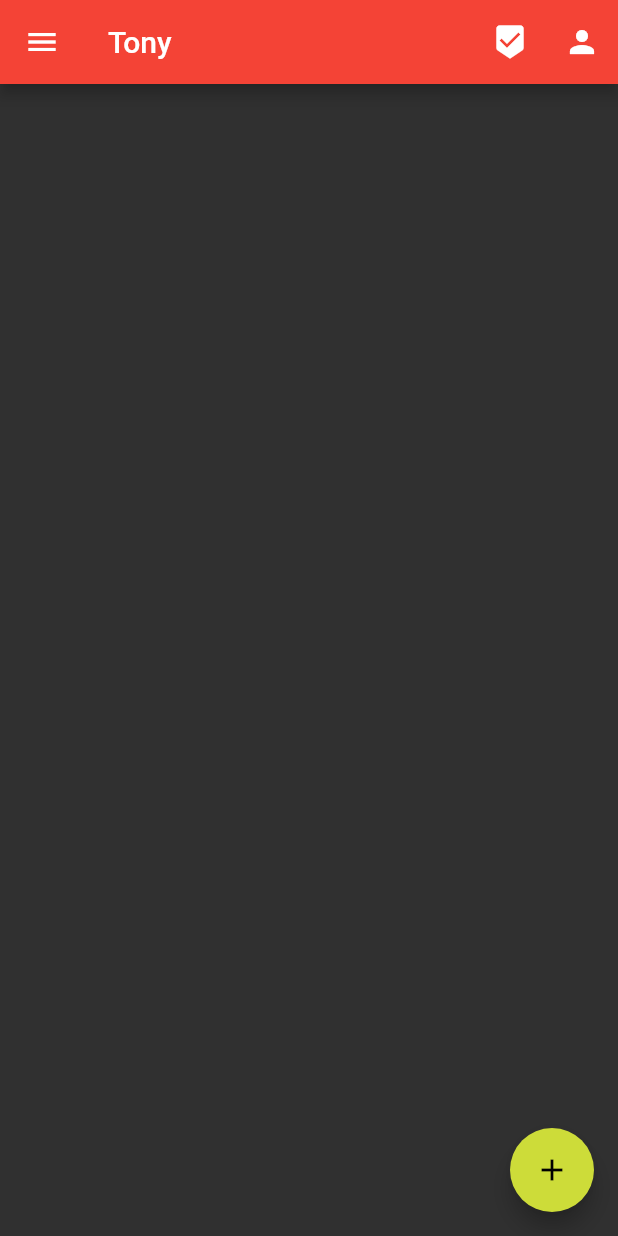
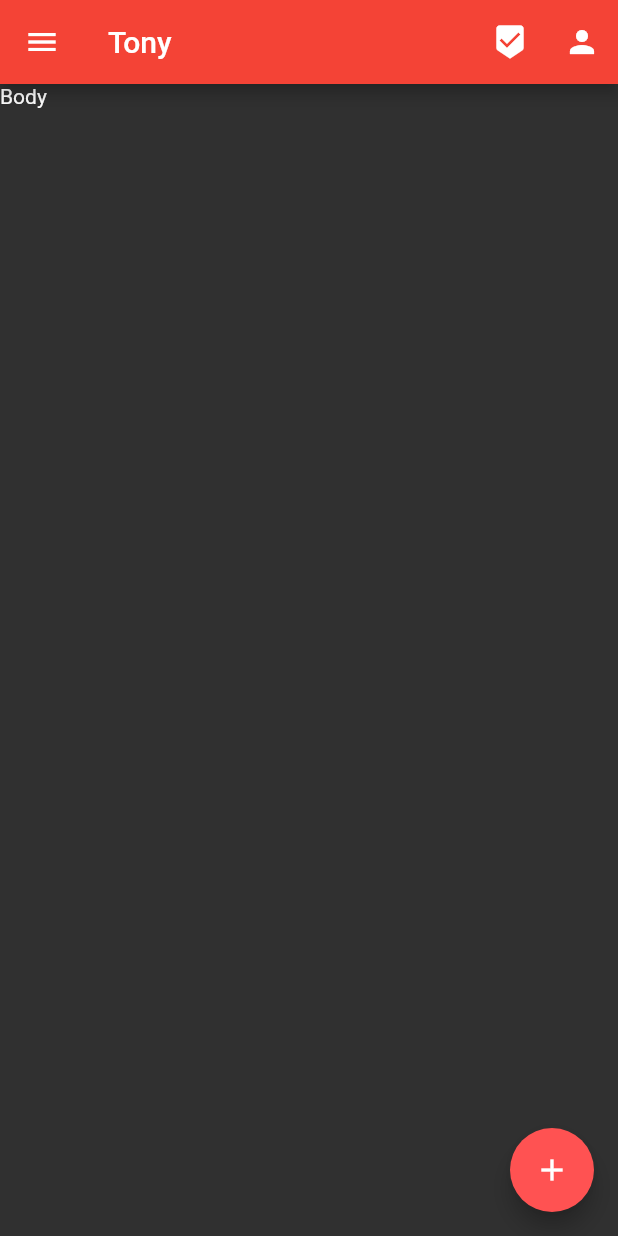
Before and after one commit to tonyhoangdev/flutter2, a Flutter app: the screen it shows after launch, on a phone screen of 412 x 824 dp. Run offline on Flutter 3.47's test engine with Material 2 defaults, Android fonts, the phone set to English and light mode, and no system bars.

Commit message:
add body

```diff
--- a/flutter_app/lib/main.dart
+++ b/flutter_app/lib/main.dart
@@ -9,7 +9,7 @@ void main() {
         home: MyStatefulWidget2(),
         theme: ThemeData(
           primaryColor: Colors.red,
-          accentColor: Colors.lime,
+          accentColor: Colors.redAccent,
           brightness: Brightness.dark,
         )
       ),
@@ -228,6 +228,11 @@ class _MyStatefulWidget2State extends State<MyStatefulWidget2> {
           print("tap");
         },
       ),
+      body: Column(
+        children: <Widget>[
+          Text("Body"),
+        ],
+      )
     );
   }
 }
```
